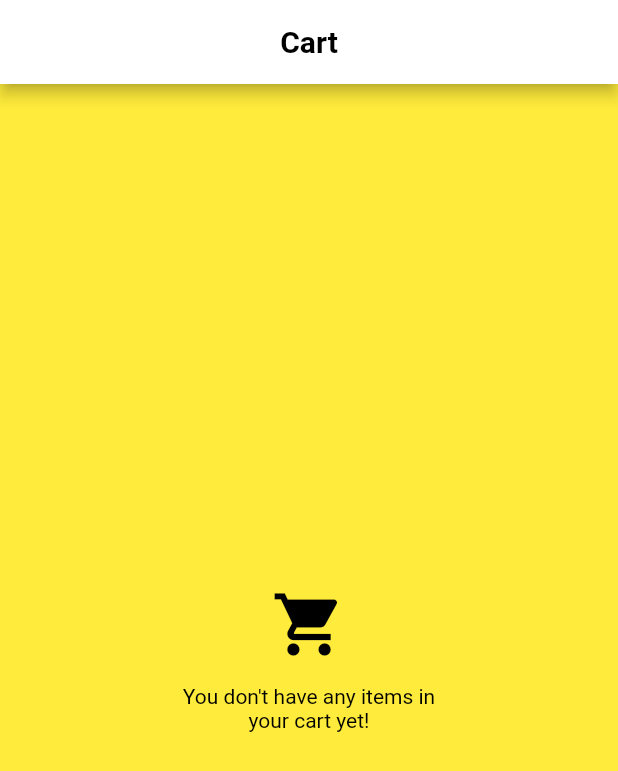
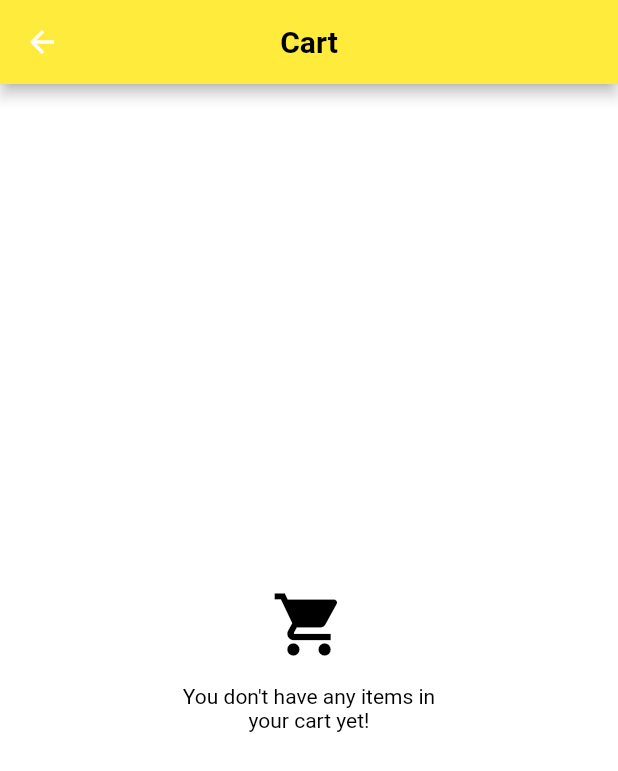
Before and after one commit to enny007/music_catalog_app, a Flutter app: the CatalogPage screen opened directly, after a tap on the "shopping cart" icon, on a phone screen of 412 x 824 dp. Shown: the top 771 px of the screen. Run offline on Flutter 3.47's test engine with Material 2 defaults, Android fonts, the light colour scheme and no system bars; our stand-ins replace google_fonts, shared_preferences; accounts and stored records are empty.

Commit message:
Theme adjustment

```diff
--- a/lib/main.dart
+++ b/lib/main.dart
@@ -23,14 +23,17 @@ class MyApp extends StatelessWidget {
         ),
       ],
       child: Consumer<ThemeSettings>(
-          builder: (context, value, child) {
+        builder: (context, provider, child) {
           return MaterialApp(
             title: 'Music Catalog',
-              theme: value.darkTheme ? darkTheme : lightTheme,
+            theme:
+                provider.darkTheme ? MyThemes.darkTheme : MyThemes.lightTheme,
+            darkTheme: MyThemes.darkTheme,
             debugShowCheckedModeBanner: false,
             home: const LoginPage(),
           );
         },
-        ));
+      ),
+    );
   }
 }
--- a/lib/pages/cart_page.dart
+++ b/lib/pages/cart_page.dart
@@ -4,7 +4,6 @@ import 'package:provider/provider.dart';
 import 'package:simple_provider_1/provider/catalog_provider.dart';
 
 import '../widgets/catalogshop.dart';
-
 
 class CartPage extends StatelessWidget {
   const CartPage({Key? key}) : super(key: key);
@@ -17,12 +16,11 @@ class CartPage extends StatelessWidget {
         title: Text(
           'Cart',
           style: GoogleFonts.rubikMoonrocks(
-              color: Colors.black, fontWeight: FontWeight.bold),
+              color: Theme.of(context).primaryColor,
+              fontWeight: FontWeight.bold),
         ),
-        backgroundColor: Colors.white,
       ),
       body: Container(
-        color: Colors.yellow,
         child: Column(
           children: [
             Expanded(
@@ -34,19 +32,20 @@ class CartPage extends StatelessWidget {
                       child: Center(
                         child: Column(
                           mainAxisAlignment: MainAxisAlignment.center,
-                          children: const [
+                          children: [
                             Icon(
                               Icons.shopping_cart,
                               size: 50,
-                              color: Colors.black,
+                              color: Theme.of(context).primaryColor,
                             ),
-                            SizedBox(
+                            const SizedBox(
                               height: 15,
                             ),
                             Text(
                               'You don\'t have any items in\nyour cart yet!',
                               textAlign: TextAlign.center,
-                              style: TextStyle(color: Colors.black),
+                              style: TextStyle(
+                                  color: Theme.of(context).primaryColor),
                             )
                           ],
                         ),
--- a/lib/pages/catalog_page.dart
+++ b/lib/pages/catalog_page.dart
@@ -21,7 +21,7 @@ class CatalogPage extends StatelessWidget {
           title: Text(
             'Catalog',
             style: GoogleFonts.rubikMoonrocks(
-              color: Colors.black,
+              color: Theme.of(context).primaryColor,
               fontWeight: FontWeight.bold,
             ),
           ),
@@ -33,28 +33,18 @@ class CatalogPage extends StatelessWidget {
                   MaterialPageRoute(builder: (context) => const CartPage()),
                 );
               },
-              icon: const Icon(
+              icon: Icon(
                 Icons.shopping_cart,
-                color: Colors.black,
+                color: Theme.of(context).primaryColor,
               ),
             ),
-          ],
-        ),
-        drawer: Drawer(
-          backgroundColor: Colors.white,
-          child: Stack(
+            Stack(
               children: [
                 Align(
                   alignment: Alignment.bottomLeft,
                   child: Consumer<ThemeSettings>(
                     builder: (context, value, child) {
-                    return SwitchListTile(
-                      title: const Text(
-                        'Change Theme',
-                        style: TextStyle(
-                          fontWeight: FontWeight.bold,
-                        ),
-                      ),
+                      return Switch.adaptive(
                         value: value.darkTheme,
                         onChanged: (newValue) {
                           value.toggleTheme();
@@ -65,6 +55,7 @@ class CatalogPage extends StatelessWidget {
                 )
               ],
             ),
+          ],
         ),
         body: ListView.separated(
             shrinkWrap: true,
@@ -79,8 +70,8 @@ class CatalogPage extends StatelessWidget {
                 title: Text(catalogProv.categories.items[index].name!),
                 subtitle: Text(
                   '\$${catalogProv.categories.items[index].price!.toStringAsFixed(2)}',
-                  style: const TextStyle(
-                    color: Colors.yellow,
+                  style: TextStyle(
+                    color: Theme.of(context).primaryColor,
                   ),
                 ),
                 trailing: Consumer<CatalogProv>(
@@ -95,14 +86,14 @@ class CatalogPage extends StatelessWidget {
                           'ADD',
                           style: GoogleFonts.rubikMoonrocks(
                             fontWeight: FontWeight.bold,
-                            color: Colors.black,
+                            color: Theme.of(context).primaryColor,
                           ),
                         ),
                       );
                     }
-                    return const Icon(
+                    return Icon(
                       Icons.check_rounded,
-                      color: Colors.black,
+                      color: Theme.of(context).primaryColor,
                     );
                   },
                 ),
--- a/lib/provider/theme_settings.dart
+++ b/lib/provider/theme_settings.dart
@@ -1,27 +1,21 @@
 import 'package:flutter/material.dart';
 import 'package:shared_preferences/shared_preferences.dart';
 
-ThemeData lightTheme = ThemeData(
-  brightness: Brightness.light,
-  primarySwatch: Colors.red,
-  primaryColor: Colors.white,
-  colorScheme: const ColorScheme.light().copyWith(
-    primary: Colors.yellow,
-    brightness: Brightness.light,
-  ),
-  backgroundColor: Colors.white,
-);
+class MyThemes {
+  static ThemeData lightTheme = ThemeData(
+    scaffoldBackgroundColor: Colors.white,
+    primaryColor: Colors.black,
+    colorScheme: const ColorScheme.light().copyWith(
+      primary: Colors.yellow,
+    ),
+  );
 
-ThemeData darkTheme = ThemeData(
-  brightness: Brightness.dark,
-  primarySwatch: Colors.red,
-  primaryColor: Colors.black,
-  colorScheme: const ColorScheme.light().copyWith(
-    primary: Colors.yellow,
-    brightness: Brightness.dark,
-  ),
-  backgroundColor: Colors.black,
-);
+  static ThemeData darkTheme = ThemeData(
+    scaffoldBackgroundColor: Colors.grey.shade900,
+    primaryColor: Colors.white,
+    colorScheme: const ColorScheme.dark(),
+  );
+}
 
 class ThemeSettings with ChangeNotifier {
   bool _darkTheme = false;
@@ -48,7 +42,7 @@ class ThemeSettings with ChangeNotifier {
   }
 
   void toggleTheme() {
-    _darkTheme = !_darkTheme;
+    _darkTheme = !darkTheme;
     _saveSettingsToPrefs();
     notifyListeners();
   }
--- a/lib/widgets/catalogshoprow.dart
+++ b/lib/widgets/catalogshoprow.dart
@@ -22,16 +22,17 @@ class CatalogShopRow extends StatelessWidget {
       ),
       subtitle: Text(
         catalog!.price!.toStringAsFixed(2),
-        style: const TextStyle(color: Colors.white),
+        style: TextStyle(color: Theme.of(context).primaryColor),
       ),
       trailing: IconButton(
-          onPressed: () {
-            onDelete();
-          },
-          icon: const Icon(
-            Icons.delete_forever,
-            color: Colors.black,
-          )),
+        onPressed: () {
+          onDelete();
+        },
+        icon: Icon(
+          Icons.delete_forever,
+          color: Theme.of(context).primaryColor,
+        ),
+      ),
     );
   }
 }
```
Lines whose indentation alone changed are shown as unchanged.
